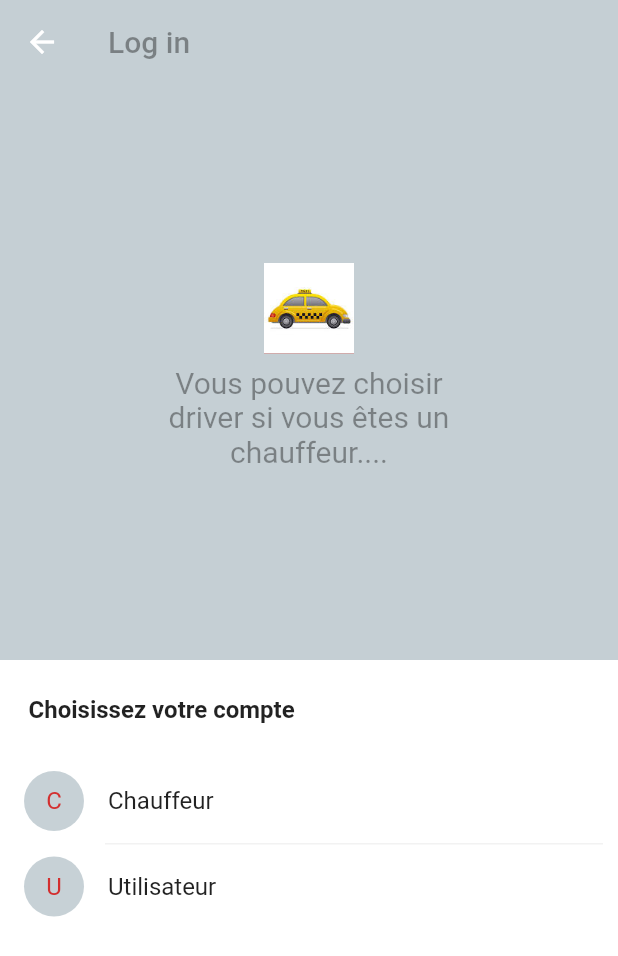
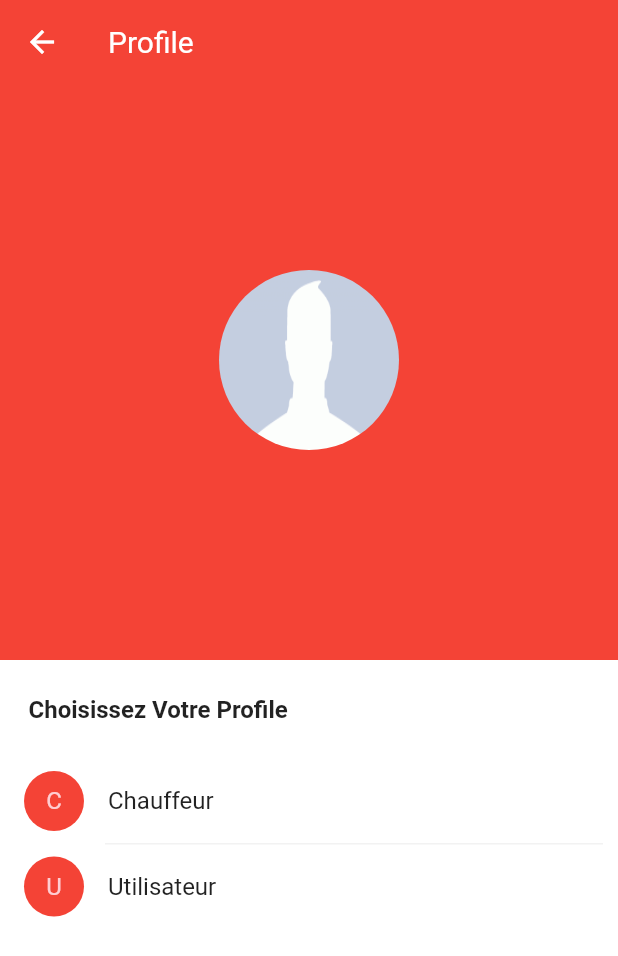
Before and after one commit to speroamey/voom_app, a Flutter app: the TypePage screen opened by its route, on a phone screen of 412 x 824 dp. Shown: the top 956 px of the screen. Run offline on Flutter 3.47's test engine with Material 2 defaults, Android fonts, the phone set to English and light mode, and no system bars; our stand-ins replace location, shared_preferences; missing offline and left inert: simple_permissions; accounts and stored records are empty.

Commit message:
design#2

```diff
--- a/lib/type.dart
+++ b/lib/type.dart
@@ -13,37 +13,54 @@ class _TypePageState extends State<TypePage> {
   @override
   Widget build(BuildContext context) {
     double height = MediaQuery.of(context).size.height;
-    Color _color = Colors.blueGrey.shade300.withOpacity(0.5);
+    Color _color = Colors.red;
+    /* blueGrey.shade300.withOpacity(0.5) */
     return new Scaffold(
         appBar: new AppBar(
             backgroundColor: _color,
             elevation: 0.0,
-            title: new Text("Log in",
-                style: new TextStyle(color: Colors.black38))),
+            title: new Text("Profile",
+                style: new TextStyle(color: Colors.white,fontWeight: FontWeight.w400))),
         body: new Container(
+
             color: _color,
             child: new Column(children: <Widget>[
+
               new Expanded(
-                  child: new Center(
+                    child: new Container(
+                     decoration: BoxDecoration(color: _color),
+                     child: new Center(
+
                       child: new Column(
                           mainAxisAlignment: MainAxisAlignment.center,
                           crossAxisAlignment: CrossAxisAlignment.center,
                           children: <Widget>[
                     new Container(
-                        color: Colors.red,
+
+                       /*  color: Colors.red, */
                         constraints: new BoxConstraints(
-                            minWidth: 60.0,
-                            maxWidth: 60.0,
+                         /*    minWidth: 160.0,
+                            maxWidth: 160.0, */
                             maxHeight: height / 5,
-                            minHeight: 60.0),
-                        child: new Image.asset("images/voiture.jpg",
-                            fit: BoxFit.cover)),
+                            minHeight: 100.0),
+                        child: new Container(
+                           width: 120.0,
+                           height: 120.0,
+                          decoration: new BoxDecoration(
+                            shape: BoxShape.circle,
+                            image: new DecorationImage(
+                              fit:BoxFit.fill,
+                              image: AssetImage("images/avatar.gif"),
+                            )
+                          ),
+                        )
+                      ),
                     new Padding(
                         padding: new EdgeInsets.symmetric(
                             vertical: 8.0,
                             horizontal: MediaQuery.of(context).size.width / 4),
-                        child: new Text(
-                            "Vous pouvez choisir driver si vous êtes un chauffeur....",
+                        /* child: new Text(
+                            "Choisissez le profile...",
                             overflow: TextOverflow.ellipsis,
                             softWrap: true,
                             maxLines: 3,
@@ -51,8 +68,11 @@ class _TypePageState extends State<TypePage> {
                             style: new TextStyle(
                                 color: Colors.black38,
                                 fontWeight: FontWeight.w400,
-                                fontSize: 20.0)))
-                  ]))),
+                                fontSize: 20.0)) */
+                                )
+                  ]))
+                    ),
+                  ),
               new Expanded(
                   child: new Container(
                 color: Theme.of(context).cardColor,
@@ -62,7 +82,7 @@ class _TypePageState extends State<TypePage> {
                         vertical: 5.0, horizontal: 3.0),
                     child: new ListTile(
                         leading: null,
-                        title: new Text("Choisissez votre compte",
+                        title: new Text("Choisissez Votre Profile",
                             style: new TextStyle(fontWeight: FontWeight.bold))),
                   ),
                   new ListTile(
--- a/pubspec.yaml
+++ b/pubspec.yaml
@@ -32,6 +32,7 @@ flutter:
   assets:
     - images/voiture.jpg
     - images/background.jpeg
+    - images/avatar.gif
   # To add assets to your application, add an assets section, like this:
   # assets:
   #  - images/a_dot_burr.jpeg
```
Also changed, not shown: lib/co-voiturage.dart (+10 -10 lines), lib/login.dart (+16 -4 lines), lib/mainList.dart (+18 -11 lines), images/avatar.gif (added).
